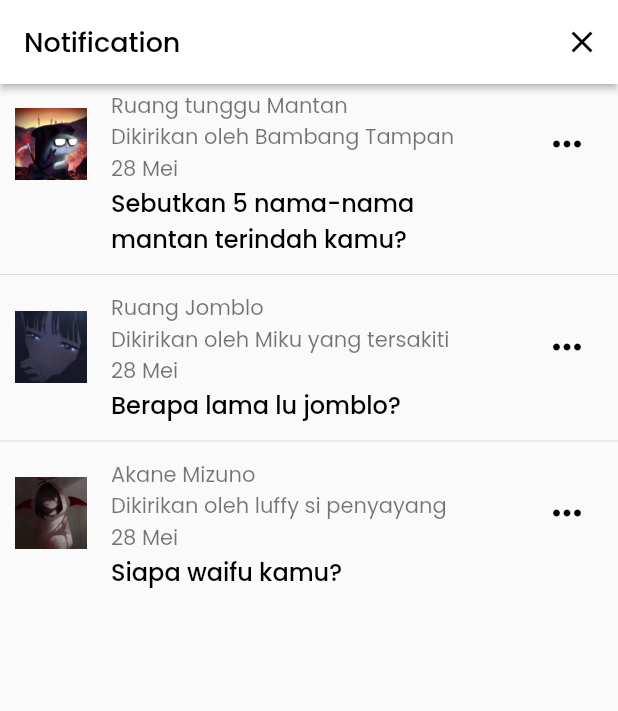
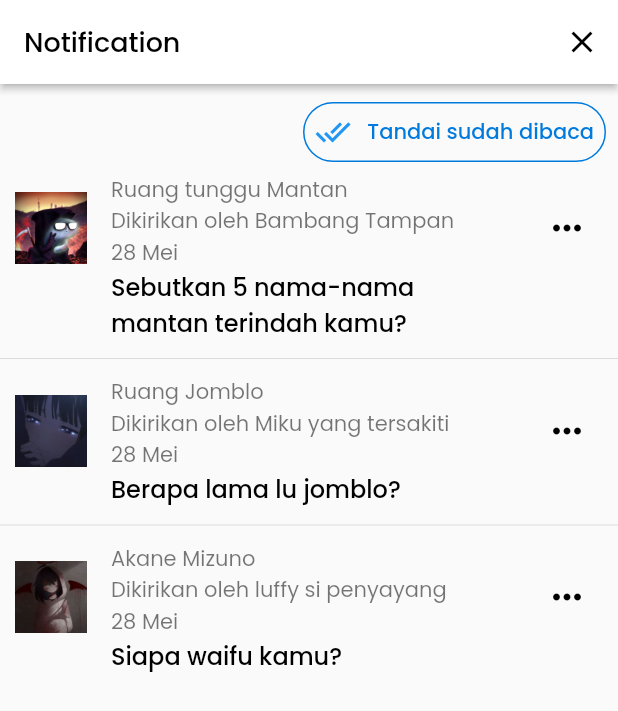
Before and after one commit to KelompokBesar32/Diskusiaza-FE-MOBILE, a Flutter app: the NotificationScreen screen opened by its route, after a tap on the "keyboard control" icon, on a phone screen of 412 x 824 dp. Shown: the top 711 px of the screen. Run offline on Flutter 3.47's test engine with Material 2 defaults, Android fonts, the phone set to English and light mode, and no system bars; our stand-ins replace datetime_picker_formfield, dio, fluttertoast, google_fonts, image_picker, page_transition and 2 more; accounts and stored records are empty.

Commit message:
follow screen clear

```diff
--- a/diskusiaza_mobile/lib/main.dart
+++ b/diskusiaza_mobile/lib/main.dart
@@ -1,4 +1,6 @@
 import 'package:diskusiaza_mobile/screens/explore/explore_screen.dart';
+import 'package:diskusiaza_mobile/screens/follow/followers_screen.dart';
+import 'package:diskusiaza_mobile/screens/follow/following_screen.dart';
 import 'package:diskusiaza_mobile/screens/home/home_screen.dart';
 import 'package:diskusiaza_mobile/screens/home/home_view_model.dart';
 import 'package:diskusiaza_mobile/screens/login/login_screen.dart';
@@ -110,6 +112,18 @@ class MyApp extends StatelessWidget {
                 type: PageTransitionType.fade,
                 settings: settings,
               );
+            case '/following':
+              return PageTransition(
+                child: const FollowingScreen(),
+                type: PageTransitionType.fade,
+                settings: settings,
+              );
+            case '/followers':
+              return PageTransition(
+                child: const FollowersScreen(),
+                type: PageTransitionType.fade,
+                settings: settings,
+              );
             default:
               return null;
           }
--- a/diskusiaza_mobile/lib/models/notif.dart
+++ b/diskusiaza_mobile/lib/models/notif.dart
@@ -20,20 +20,20 @@ var notifList = [
     pengirim: 'Bambang Tampan',
     waktu: '28 Mei',
     desc: 'Sebutkan 5 nama-nama mantan terindah kamu?',
-    pictUrl: 'assets/images/notif1.jpg',
+    pictUrl: 'assets/images/user1.jpg',
   ),
   Notif(
     grupName: 'Ruang Jomblo',
     pengirim: 'Miku yang tersakiti',
     waktu: '28 Mei',
     desc: 'Berapa lama lu jomblo?',
-    pictUrl: 'assets/images/notif2.jpg',
+    pictUrl: 'assets/images/user2.jpg',
   ),
   Notif(
     grupName: 'Akane Mizuno',
     pengirim: 'luffy si penyayang',
     waktu: '28 Mei',
     desc: 'Siapa waifu kamu?',
-    pictUrl: 'assets/images/notif3.jpg',
+    pictUrl: 'assets/images/user3.jpg',
   ),
 ];
--- a/diskusiaza_mobile/lib/screens/notification/notification_screen.dart
+++ b/diskusiaza_mobile/lib/screens/notification/notification_screen.dart
@@ -1,5 +1,6 @@
 import 'package:diskusiaza_mobile/models/notif.dart';
 import 'package:diskusiaza_mobile/shared/constant.dart';
+import 'package:diskusiaza_mobile/widgets/button_secondary.dart';
 import 'package:diskusiaza_mobile/widgets/notification_list_tile.dart';
 import 'package:flutter/material.dart';
 
@@ -30,8 +31,19 @@ class NotificationScreen extends StatelessWidget {
         ],
       ),
       body: SingleChildScrollView(
-        // padding: const EdgeInsets.all(16.0),
-        child: SizedBox(
+        child: Column(
+          crossAxisAlignment: CrossAxisAlignment.end,
+          children: [
+            Container(
+              padding: const EdgeInsets.fromLTRB(0, 8, 8, 0),
+              width: 210,
+              child: ButtonSecondary(
+                title: 'Tandai sudah dibaca',
+                icon: Icons.done_all,
+                onCreate: () {},
+              ),
+            ),
+            SizedBox(
               height: height,
               child: ListView.separated(
                 itemBuilder: (context, index) {
@@ -50,6 +62,8 @@ class NotificationScreen extends StatelessWidget {
                 itemCount: notifList.length,
               ),
             ),
+          ],
+        ),
       ),
     );
   }
--- a/diskusiaza_mobile/lib/screens/profile/profile_edit_screen.dart
+++ b/diskusiaza_mobile/lib/screens/profile/profile_edit_screen.dart
@@ -1,6 +1,5 @@
 import 'package:diskusiaza_mobile/screens/profile/profile_view_model.dart';
 import 'package:diskusiaza_mobile/shared/constant.dart';
-import 'package:diskusiaza_mobile/widgets/avatar_pict.dart';
 import 'package:diskusiaza_mobile/widgets/button_icon.dart';
 import 'package:diskusiaza_mobile/widgets/button_secondary.dart';
 import 'package:diskusiaza_mobile/widgets/input_date_picker.dart';
--- a/diskusiaza_mobile/lib/widgets/button_primary.dart
+++ b/diskusiaza_mobile/lib/widgets/button_primary.dart
@@ -5,11 +5,13 @@ class ButtonPrimary extends StatelessWidget {
   const ButtonPrimary({
     Key? key,
     required this.width,
+    this.height,
     required this.label,
     required this.onCreate,
   }) : super(key: key);
 
   final double width;
+  final double? height;
   final String label;
   final Function() onCreate;
 
@@ -17,7 +19,7 @@ class ButtonPrimary extends StatelessWidget {
   Widget build(BuildContext context) {
     return SizedBox(
       width: width,
-      height: 46,
+      height: (height == null) ? 46 : height,
       child: TextButton(
         style: ButtonStyle(
           backgroundColor: MaterialStateProperty.all<Color>(infoColor),
```
Also changed, not shown: diskusiaza_mobile/lib/models/api/following.dart (added, +34 -0 lines), diskusiaza_mobile/lib/models/followers.dart (added, +39 -0 lines), diskusiaza_mobile/lib/screens/follow/followers_screen.dart (added, +52 -0 lines), diskusiaza_mobile/lib/screens/follow/following_screen.dart (added, +52 -0 lines), diskusiaza_mobile/lib/screens/profile/profile_detail_screen.dart (+28 -4 lines), diskusiaza_mobile/lib/screens/profile/profile_screen.dart (+18 -2 lines), diskusiaza_mobile/lib/widgets/follow_list_tile.dart (added, +64 -0 lines), diskusiaza_mobile/assets/images/user1.jpg (renamed from diskusiaza_mobile/assets/images/notif1.jpg), diskusiaza_mobile/assets/images/user2.jpg (renamed from diskusiaza_mobile/assets/images/notif2.jpg), diskusiaza_mobile/assets/images/user3.jpg (renamed from diskusiaza_mobile/assets/images/notif3.jpg), diskusiaza_mobile/assets/images/user4.jpg (added), diskusiaza_mobile/assets/images/user5.jpg (added). Lines whose indentation alone changed are shown as unchanged.
